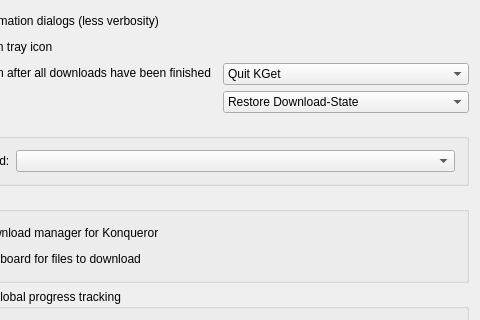
This is conf/dlgadvanced.ui in KDE/kget as Qt 5 draws it before an edit; both pictures show x 105 to 585 and y 0 to 320 of the 585 by 443 pixel window. The edited form follows.
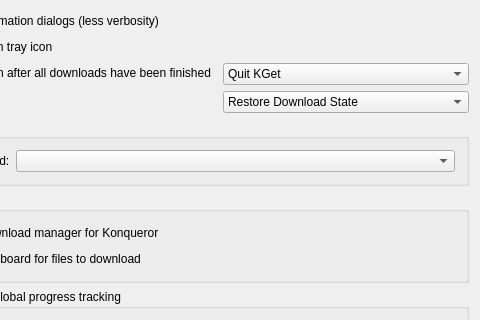
This is the edited form. Custom widgets are drawn as their Qt base class.

Patch:
```diff
--- a/conf/dlgadvanced.ui
+++ b/conf/dlgadvanced.ui
@@ -53,7 +53,7 @@
       <widget class="KComboBox" name="kcfg_StartupAction" >
        <item>
         <property name="text" >
-         <string>Restore Download-State</string>
+         <string>Restore Download State</string>
         </property>
        </item>
        <item>
```
